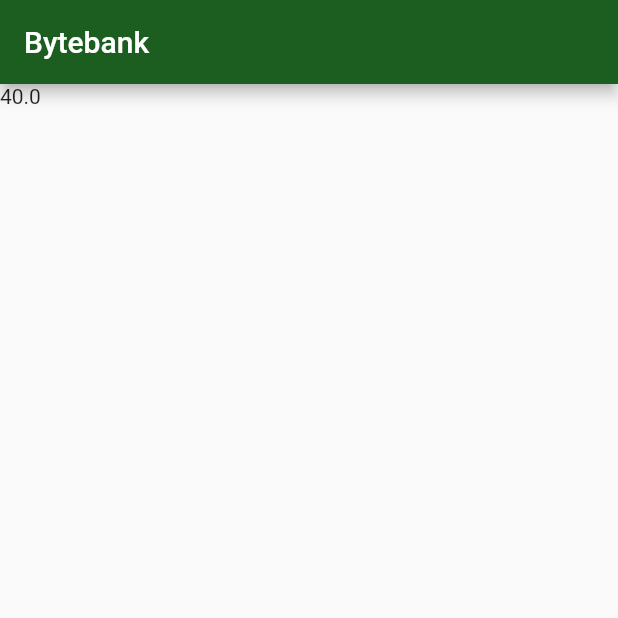
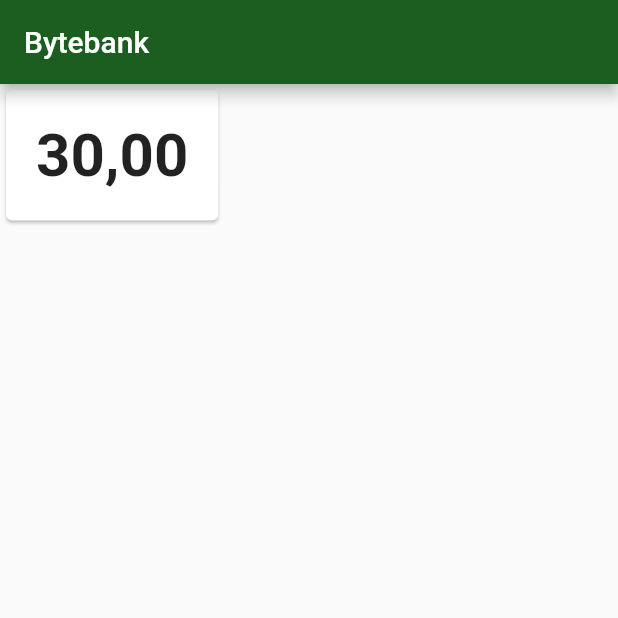
Before and after one commit to jgnogueira/app-bytebank-provider, a Flutter app: the screen it shows after launch, on a phone screen of 412 x 824 dp, the top half of it. Run offline on Flutter 3.47's test engine with Material 2 defaults, Android fonts, the phone set to English and light mode, and no system bars.

Commit message:
Criando componente para representar saldo

```diff
--- /dev/null
+++ b/lib/components/saldo.dart
@@ -0,0 +1,19 @@
+import 'package:flutter/material.dart';
+
+class Saldo extends StatelessWidget {
+  Widget build(BuildContext context) {
+    return Card(
+      child: Padding(
+        padding: EdgeInsets.all(20.0),
+        child: Text(
+          '30,00',
+          textAlign: TextAlign.center,
+          style: TextStyle(
+            fontSize: 40,
+            fontWeight: FontWeight.bold,
+          ),
+        ),
+      ),
+    );
+  }
+}
--- a/lib/screens/dashboard.dart
+++ b/lib/screens/dashboard.dart
@@ -1,3 +1,4 @@
+import 'package:bytebank/components/saldo.dart';
 import 'package:flutter/material.dart';
 
 class Dashboard extends StatelessWidget {
@@ -6,7 +7,7 @@ class Dashboard extends StatelessWidget {
       appBar: AppBar(
         title: const Text('Bytebank'),
       ),
-      body: Text('40.0'),
+      body: Saldo(),
     );
   }
 }
```
